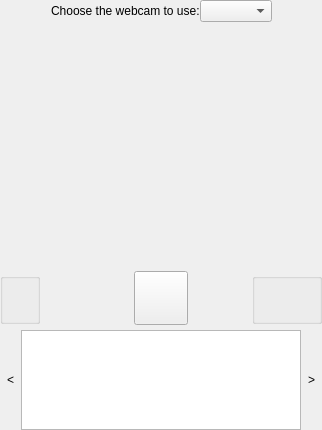
The window that src/mainWidget.ui (KDE/kamoso) describes before a commit, drawn with Qt 5.
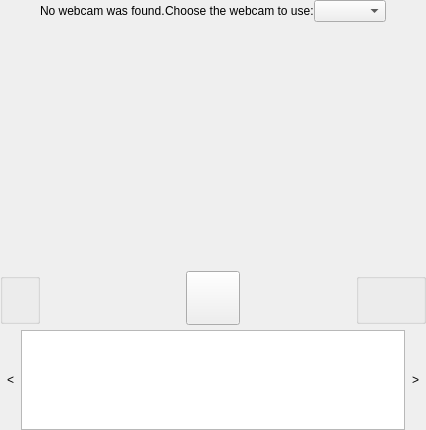
The same window after the commit. Custom widgets are drawn as their Qt base class.

Commit message:
Improve handling of multiple/no webcams.
- If no webcam is found, display a message that no webcam was found.
- Fix visibility of webcam chooser combo box if two webcams are plugged in.
- Handle removal of webcams, automatically switch to another webcam.
  Previously, if you had two webcams and unplugged the current webcam,
  you could not switch to the other one because the chooser combo was hidden.

```diff
--- a/src/mainWidget.ui
+++ b/src/mainWidget.ui
@@ -6,7 +6,7 @@
    <rect>
     <x>0</x>
     <y>0</y>
-    <width>322</width>
+    <width>426</width>
     <height>430</height>
    </rect>
   </property>
@@ -32,6 +32,13 @@
        </property>
       </spacer>
      </item>
+     <item>
+      <widget class="QLabel" name="warningLabel">
+       <property name="text">
+        <string>No webcam was found.</string>
+       </property>
+      </widget>
+     </item>
      <item>
       <widget class="QLabel" name="chooseWebcamLbl">
        <property name="baseSize">
```
The commit also changes 2 other files.
